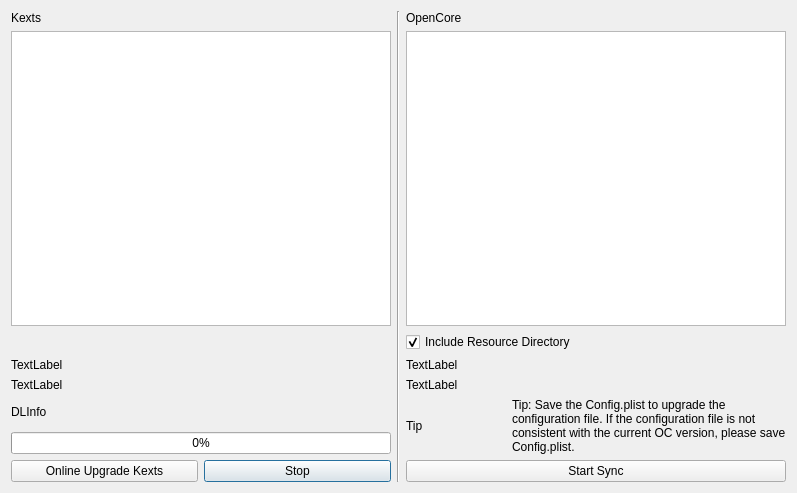
The window that syncocdialog.ui (ic005k/OCAuxiliaryTools) describes before a commit, drawn with Qt 5.
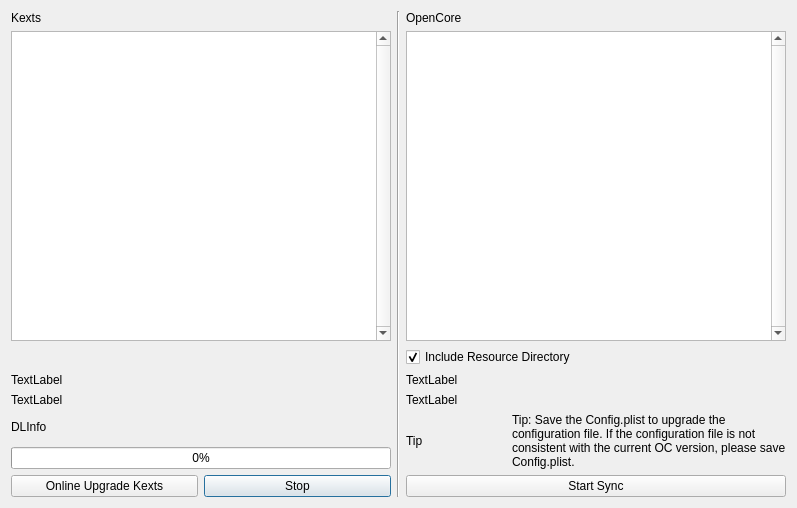
The same window after the commit.

The edit to the form file:
```diff
--- a/syncocdialog.ui
+++ b/syncocdialog.ui
@@ -7,7 +7,7 @@
     <x>0</x>
     <y>0</y>
     <width>797</width>
-    <height>493</height>
+    <height>508</height>
    </rect>
   </property>
   <property name="windowTitle">
@@ -45,6 +45,9 @@
        <property name="focusPolicy">
         <enum>Qt::NoFocus</enum>
        </property>
+       <property name="verticalScrollBarPolicy">
+        <enum>Qt::ScrollBarAlwaysOn</enum>
+       </property>
       </widget>
      </item>
      <item row="0" column="0">
@@ -82,6 +85,9 @@
        <property name="focusPolicy">
         <enum>Qt::NoFocus</enum>
        </property>
+       <property name="verticalScrollBarPolicy">
+        <enum>Qt::ScrollBarAlwaysOn</enum>
+       </property>
       </widget>
      </item>
      <item row="0" column="0">
```
